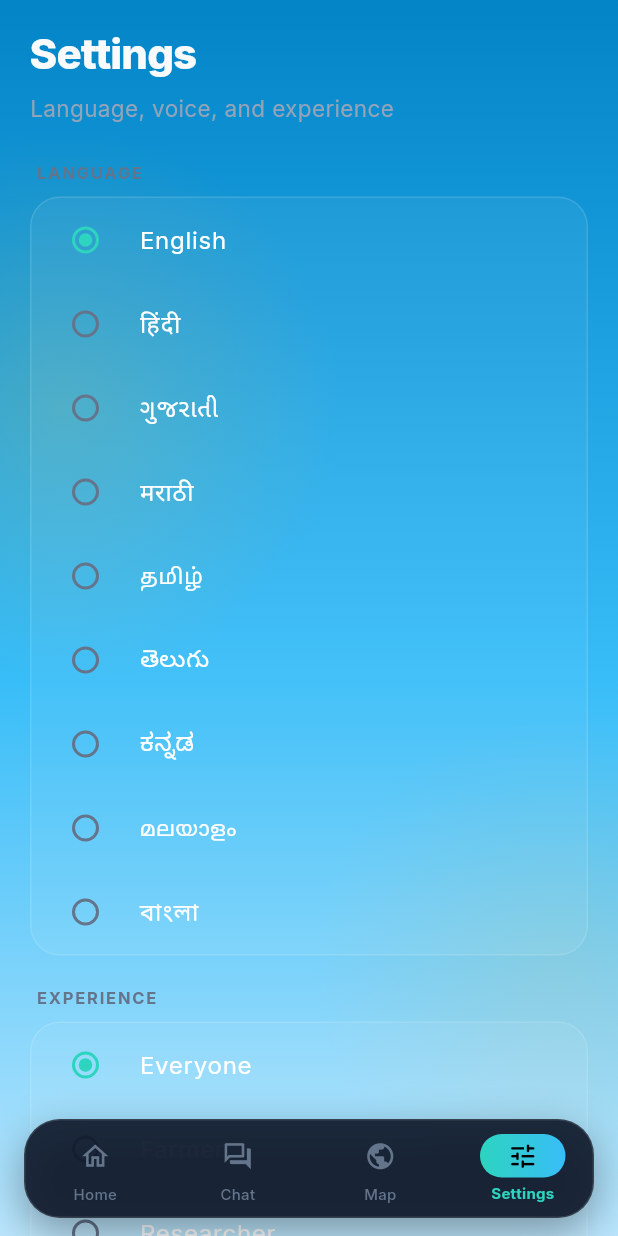
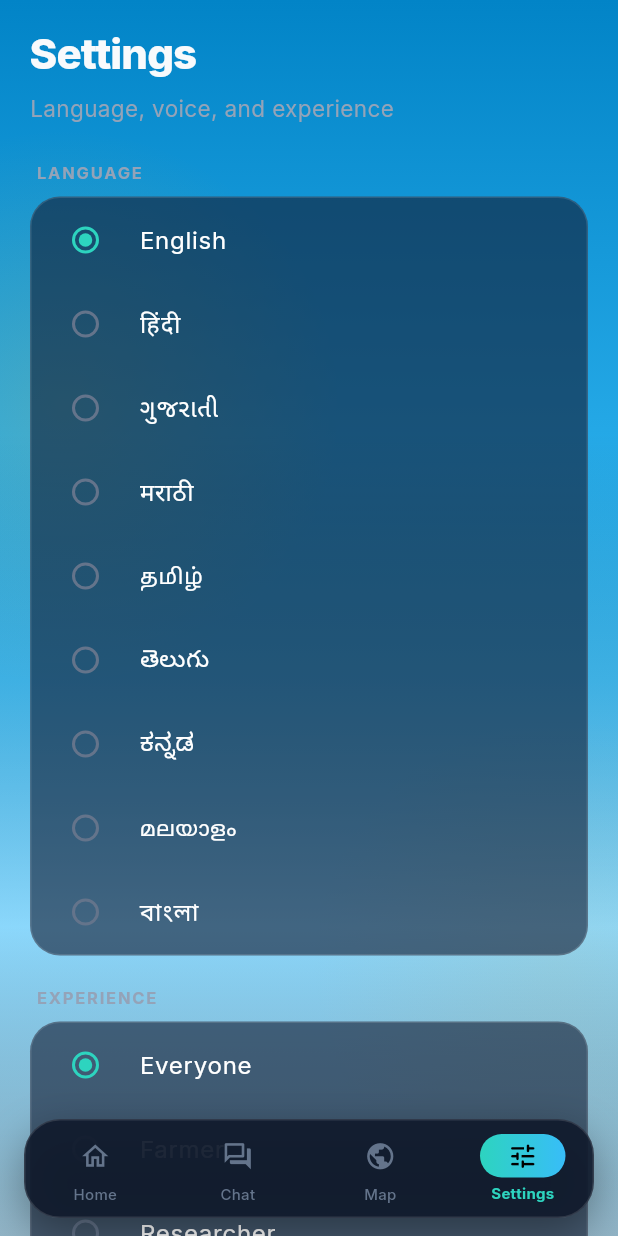
Before and after one commit to omsenjalia/weathergpt-app, a Flutter app: the SettingsScreen screen opened by its route, on a phone screen of 412 x 824 dp. Run offline on Flutter 3.47's test engine with Material 3 defaults, Android fonts, the phone set to English and light mode, and no system bars; our stand-ins replace dio, easy_localization, fl_chart, flutter_dotenv, flutter_riverpod, flutter_tts and 9 more; missing offline and left inert: gpt_markdown; accounts and stored records are empty; network calls fail.

Commit message:
fix(ui): segment pill math, persona nav tabs, dark-glass contrast, spacing
Reported from device testing:
- Segment tabs: pill alignment mapped index 1 to the right edge, so
  tapping Hourly slid the pill onto 7-Day. Correct span math
  (-1 + 2i/(n-1)) + regression test asserting pill alignment per tab.
- Researcher/Farmer modes: dedicated nav tab instead of Settings entries.
  Dynamic NavigationShell tab set (Farm for farmer, Lab for researcher)
  with new hub screens (farmer_hub_screen, researcher_hub_screen) routed
  inside the shell; redundant Tools section removed from Settings.
- Contrast: glass cards are now translucent DARK navy on every sky
  (Apple-Weather pattern) so white text stays readable on bright
  daylight gradients; selection dots/rings use white hairlines.
- Spacing: home scroll content now clears the mic orb (bottomPad+164);
  settings list clears the floating nav (bottomPad+108).
- ARCHITECTURE.md synced (nav graph, hub screens).

Co-authored-by: arena-agent <297053741+arena-agent@users.noreply.github.com>

```diff
--- a/lib/core/theme/app_colors.dart
+++ b/lib/core/theme/app_colors.dart
@@ -46,11 +46,12 @@ abstract final class AppColors {
   );
 
   // ---- Glass system -------------------------------------------------------
-  // Frosted surfaces used across the app. Fills are translucent whites so the
-  // atmospheric gradient behind them reads through; hairlines keep edges
-  // crisp on every screen density.
-  static const glassFill = Color(0x14FFFFFF); // ~8% white
-  static const glassFillStrong = Color(0x22FFFFFF); // ~13% white
+  // Frosted surfaces used across the app. Fills are translucent dark navy so
+  // white text stays readable on every sky — including bright daylight —
+  // exactly how professional weather apps keep cards legible over a bright
+  // gradient. Hairline white borders keep edges crisp on all densities.
+  static const glassFill = Color(0x99101930); // ~60% dark navy
+  static const glassFillStrong = Color(0xC0101930); // ~75% dark navy
   static const glassBorder = Color(0x1FFFFFFF); // ~12% white
   static const glassBorderStrong = Color(0x33FFFFFF); // ~20% white
 
--- a/lib/core/widgets/navigation_shell.dart
+++ b/lib/core/widgets/navigation_shell.dart
@@ -5,28 +5,81 @@ import 'package:go_router/go_router.dart';
 
 import '../theme/app_colors.dart';
 import '../../features/explore/providers/map_provider.dart';
+import '../../features/settings/providers/settings_provider.dart';
+
+typedef _NavItem = ({
+  String path,
+  IconData icon,
+  IconData activeIcon,
+  String label,
+});
+
+const _homeItem = (
+  path: '/home',
+  icon: Icons.home_outlined,
+  activeIcon: Icons.home_rounded,
+  label: 'Home',
+);
+const _chatItem = (
+  path: '/chat',
+  icon: Icons.forum_outlined,
+  activeIcon: Icons.forum_rounded,
+  label: 'Chat',
+);
+const _mapItem = (
+  path: '/explore',
+  icon: Icons.public_outlined,
+  activeIcon: Icons.public_rounded,
+  label: 'Map',
+);
+const _farmItem = (
+  path: '/farmer',
+  icon: Icons.agriculture_outlined,
+  activeIcon: Icons.agriculture_rounded,
+  label: 'Farm',
+);
+const _labItem = (
+  path: '/researcher',
+  icon: Icons.analytics_outlined,
+  activeIcon: Icons.analytics_rounded,
+  label: 'Lab',
+);
+const _settingsItem = (
+  path: '/profile',
+  icon: Icons.tune_outlined,
+  activeIcon: Icons.tune_rounded,
+  label: 'Settings',
+);
 
 /// Floating pill navigation bar shared by all main app routes.
 ///
 /// Frosted glass over the screen content, with a soft gradient pill that
-/// slides between tabs and light haptics on selection.
+/// slides between tabs and light haptics on selection. The tab set adapts to
+/// the active persona: farmer and researcher modes get a dedicated tab for
+/// their tools instead of burying them inside Settings.
 class NavigationShell extends ConsumerWidget {
   const NavigationShell({super.key, required this.child});
   final Widget child;
 
-  static const _items = [
-    (path: '/home', icon: Icons.home_outlined, activeIcon: Icons.home_rounded, label: 'Home'),
-    (path: '/chat', icon: Icons.forum_outlined, activeIcon: Icons.forum_rounded, label: 'Chat'),
-    (path: '/explore', icon: Icons.public_outlined, activeIcon: Icons.public_rounded, label: 'Map'),
-    (path: '/profile', icon: Icons.tune_outlined, activeIcon: Icons.tune_rounded, label: 'Settings'),
-  ];
-
   @override
   Widget build(BuildContext context, WidgetRef ref) {
     final location = GoRouterState.of(context).uri.path;
+    final persona = ref.watch(settingsProvider.select((s) => s.userPersona));
+
+    final items = <_NavItem>[
+      _homeItem,
+      _chatItem,
+      _mapItem,
+      if (persona == 'farmer')
+        _farmItem
+      else if (persona == 'researcher')
+        _labItem,
+      _settingsItem,
+    ];
+
     var currentIndex = 0;
-    for (var i = 0; i < _items.length; i++) {
-      final path = _items[i].path;
+    for (var i = 0; i < items.length; i++) {
+      final path = items[i].path;
       if (location == path || location.startsWith('$path/')) {
         currentIndex = i;
         break;
@@ -59,8 +112,8 @@ class NavigationShell extends ConsumerWidget {
                 child: SizedBox(
                   height: 66,
                   child: Row(
-                    children: List.generate(_items.length, (i) {
-                      final item = _items[i];
+                    children: List.generate(items.length, (i) {
+                      final item = items[i];
                       final active = i == currentIndex;
                       return Expanded(
                         child: GestureDetector(
--- a/lib/features/home/screens/weather_home_screen.dart
+++ b/lib/features/home/screens/weather_home_screen.dart
@@ -58,7 +58,10 @@ class _WeatherHomeScreenState extends ConsumerState<WeatherHomeScreen> {
     // Researcher get their own scope instead of the same card recoloured.
     final mode = ref.watch(settingsProvider.select((s) => s.mode));
     final bottomPad = MediaQuery.paddingOf(context).bottom;
-    final bottomInset = bottomPad + 100; // space for nav + mic
+    // Space for the floating nav bar AND the mic orb floating above it
+    // (orb top edge sits at bottomPad + 150) so scroll content never
+    // slides underneath either.
+    final bottomInset = bottomPad + 164; // space for nav + mic
 
     return Scaffold(
       backgroundColor: AppColors.bgPrimary,
--- a/lib/features/onboarding/screens/focus_select_screen.dart
+++ b/lib/features/onboarding/screens/focus_select_screen.dart
@@ -97,7 +97,7 @@ class FocusSelectScreen extends ConsumerWidget {
                                 border: Border.all(
                                   color: active
                                       ? _accent(option.$1)
-                                      : AppColors.borderStrong,
+                                      : AppColors.glassBorderStrong,
                                 ),
                               ),
                               child: Icon(option.$2,
@@ -134,8 +134,8 @@ class FocusSelectScreen extends ConsumerWidget {
                                 border: Border.all(
                                   color: active
                                       ? _accent(option.$1)
-                                      : AppColors.borderStrong,
-                                  width: 1.6,
+                                      : AppColors.glassBorderStrong,
+                                  width: 1.8,
                                 ),
                               ),
                               child: active
--- a/lib/features/settings/screens/settings_screen.dart
+++ b/lib/features/settings/screens/settings_screen.dart
@@ -42,7 +42,7 @@ class SettingsScreen extends ConsumerWidget {
     final n = ref.read(settingsProvider.notifier);
     final dev = ref.watch(developerOptionsProvider);
     final devN = ref.read(developerOptionsProvider.notifier);
-    final bottom = MediaQuery.paddingOf(context).bottom + 80;
+    final bottom = MediaQuery.paddingOf(context).bottom + 108;
     final palette = ambientPalette();
 
     return Scaffold(
@@ -56,7 +56,6 @@ class SettingsScreen extends ConsumerWidget {
             bottom: palette.bottom,
             glow: palette.glow,
             secondaryGlow: palette.accent,
-            scrim: false,
           ),
           SafeArea(
             bottom: false,
@@ -146,41 +145,6 @@ class SettingsScreen extends ConsumerWidget {
                 ],
               ),
             ),
-            const SizedBox(height: 20),
-            _section('Tools'),
-            _card(
-              child: Column(
-                children: [
-                  ListTile(
-                    leading: const Icon(Icons.map_outlined, color: AppColors.sky),
-                    title: const Text('Weather map'),
-                    trailing: const Icon(Icons.chevron_right),
-                    onTap: () => context.go('/explore'),
-                  ),
-                  if (settings.userPersona == 'researcher') ...[
-                    const Divider(height: 1),
-                    ListTile(
-                      leading: const Icon(Icons.insights_outlined,
-                          color: AppColors.researcherBlue),
-                      title: const Text('Historical data'),
-                      trailing: const Icon(Icons.chevron_right),
-                      onTap: () => context.push('/researcher/historical'),
-                    ),
-                  ],
-                  if (settings.userPersona == 'farmer') ...[
-                    const Divider(height: 1),
-                    ListTile(
-                      leading: const Icon(Icons.agriculture_outlined,
-                          color: AppColors.farmerGreen),
-                      title: const Text('Farm profile'),
-                      trailing: const Icon(Icons.chevron_right),
-                      onTap: () => context.push('/farmer/farm-profile'),
-                    ),
-                  ],
-                ],
-              ),
-            ),
-
             const SizedBox(height: 20),
             _section('Developer'),
             _card(
@@ -471,14 +435,14 @@ class SettingsScreen extends ConsumerWidget {
             fontSize: 11,
             letterSpacing: 1.2,
             fontWeight: FontWeight.w700,
-            color: AppColors.textTertiary,
+            color: AppColors.textSecondary,
           ),
         ),
       );
 
   Widget _card({required Widget child}) => Container(
         decoration: BoxDecoration(
-          color: Colors.white.withValues(alpha: 0.055),
+          color: AppColors.glassFill,
           borderRadius: BorderRadius.circular(20),
           border: Border.all(color: AppColors.glassBorder),
         ),
--- a/lib/router/app_router.dart
+++ b/lib/router/app_router.dart
@@ -17,9 +17,11 @@ import '../features/voice/screens/conversational_result_screen.dart';
 import '../features/voice/screens/voice_listening_screen.dart';
 import '../features/farmer/screens/action_windows_screen.dart';
 import '../features/farmer/screens/farm_profile_screen.dart';
+import '../features/farmer/screens/farmer_hub_screen.dart';
 import '../features/researcher/screens/anomaly_trends_screen.dart';
 import '../features/researcher/screens/comparison_screen.dart';
 import '../features/researcher/screens/historical_data_screen.dart';
+import '../features/researcher/screens/researcher_hub_screen.dart';
 import '../features/researcher/providers/anomaly_trends_provider.dart';
 import '../features/settings/screens/debug_screen.dart';
 import '../features/settings/screens/settings_screen.dart';
@@ -120,6 +122,14 @@ final GoRouter appRouter = GoRouter(
           builder: (_, __) => const ExploreScreen(),
         ),
         GoRoute(
+          path: '/farmer',
+          builder: (_, __) => const FarmerHubScreen(),
+        ),
+        GoRoute(
+          path: '/researcher',
+          builder: (_, __) => const ResearcherHubScreen(),
+        ),
+        GoRoute(
           path: '/saved',
           builder: (_, __) => const SavedLocationsScreen(),
         ),
```
Also changed, not shown: lib/core/widgets/glass_card.dart (+9 -6 lines), lib/features/farmer/screens/farmer_hub_screen.dart (added, +203 -0 lines), lib/features/home/widgets/weather_segment_tabs.dart (+8 -1 lines), lib/features/onboarding/screens/language_select_screen.dart (+6 -4 lines), 2 other files.
